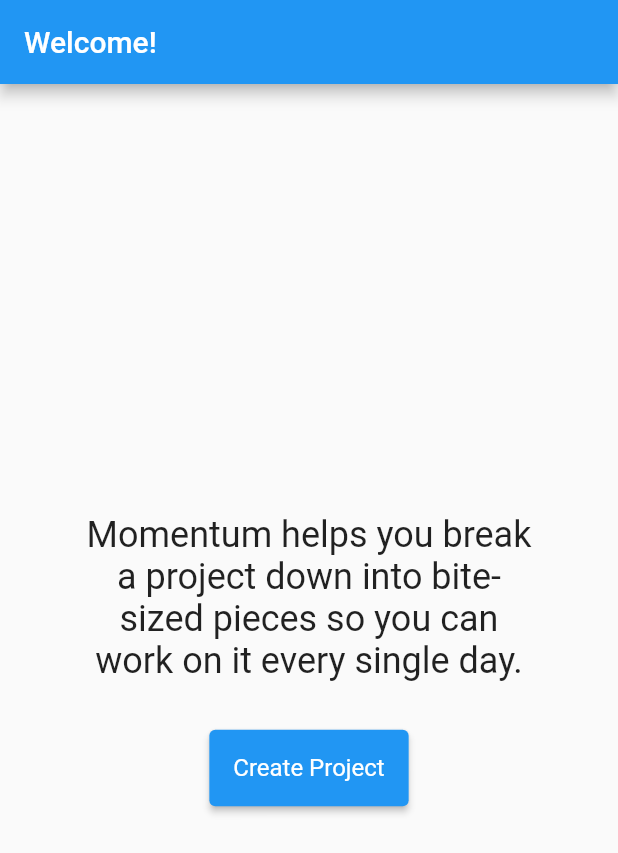
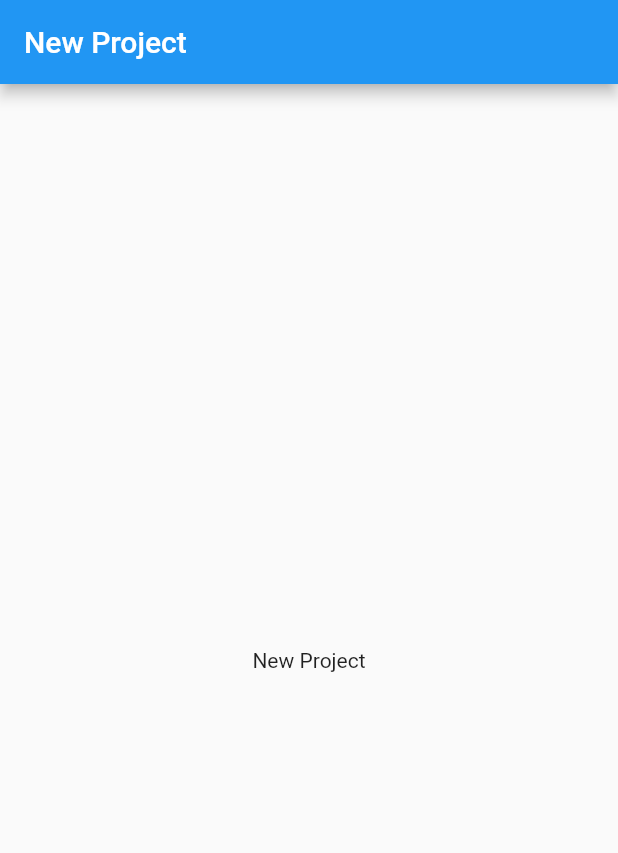
Before and after one commit to appgardenstudios/momentum, a Flutter app: the screen it shows after launch, after a tap on "Create Project", on a phone screen of 412 x 824 dp. Shown: the top 853 px of the screen. Run offline on Flutter 3.47's test engine with Material 2 defaults, Android fonts, the phone set to English and light mode, and no system bars.

```diff
--- a/app/lib/main.dart
+++ b/app/lib/main.dart
@@ -1,60 +1,112 @@
 import 'package:flutter/material.dart';
 
-import 'package:momentum/boring.dart';
+import 'package:momentum/page/home.dart';
+import 'package:momentum/page/new_project.dart';
 
 void main() {
   runApp(const MyApp());
 }
 
-class MyApp extends StatelessWidget {
+class MyApp extends StatefulWidget {
   const MyApp({Key? key}) : super(key: key);
 
   @override
+  State<StatefulWidget> createState() => _MyAppState();
+}
+
+class _MyAppState extends State<MyApp> {
+  final AppRouterDelegate _routerDelegate = AppRouterDelegate();
+  final AppRouteInformationParser _routeInformationParser =
+      AppRouteInformationParser();
+
+  @override
   Widget build(BuildContext context) {
-    return MaterialApp(
+    return MaterialApp.router(
       debugShowCheckedModeBanner: false,
       title: 'Momentum',
       theme: ThemeData(
         primarySwatch: Colors.blue,
       ),
-      home: const HomePage(),
+      routerDelegate: _routerDelegate,
+      routeInformationParser: _routeInformationParser,
     );
   }
 }
 
-class HomePage extends StatefulWidget {
-  const HomePage({Key? key}) : super(key: key);
+class AppRouteInformationParser extends RouteInformationParser<AppRoutePath> {
+  @override
+  Future<AppRoutePath> parseRouteInformation(
+      RouteInformation routeInformation) async {
+    final uri = Uri.parse(routeInformation.location!);
+    return AppRoutePath(uri.path);
+  }
 
   @override
-  State<HomePage> createState() => _HomePageState();
+  RouteInformation restoreRouteInformation(AppRoutePath configuration) {
+    return RouteInformation(location: configuration.path);
+  }
 }
 
-class _HomePageState extends State<HomePage> {
+class AppRouterDelegate extends RouterDelegate<AppRoutePath>
+    with ChangeNotifier, PopNavigatorRouterDelegateMixin<AppRoutePath> {
+  @override
+  final GlobalKey<NavigatorState> navigatorKey;
+
+  AppRoutePath? currentPath;
+
+  AppRouterDelegate() : navigatorKey = GlobalKey<NavigatorState>();
+
+  @override
+  AppRoutePath get currentConfiguration {
+    // If no current path, default to the home page
+    if (currentPath == null) {
+      return const AppRoutePath(AppRoutePath.home);
+    }
+    return currentPath!;
+  }
+
   @override
   Widget build(BuildContext context) {
-    return Scaffold(
-      appBar: AppBar(
-        title: const Text('Welcome!'),
-        centerTitle: false,
-      ),
-      body: Center(
-        child: Column(
-          mainAxisAlignment: MainAxisAlignment.center,
-          children: <Widget>[
-            Container(
-                constraints: const BoxConstraints(minWidth: 100, maxWidth: 300),
-                margin: const EdgeInsets.only(bottom: 32.0),
-                child: const BoringH1(
-                  text:
-                      'Momentum helps you break a project down into bite-sized pieces so you can work on it every single day.',
-                  textAlign: TextAlign.center,
-                )),
-            const BoringButton(
-              text: 'Create Project',
-            ),
-          ],
-        ),
-      ),
+    return Navigator(
+      key: navigatorKey,
+      pages: [
+        if (currentConfiguration.isNewProjectPage)
+          const NewProjectPage()
+        else
+          HomePage(this),
+      ],
+      onPopPage: (route, result) {
+        if (!route.didPop(result)) {
+          return false;
+        }
+
+        notifyListeners();
+
+        return true;
+      },
     );
   }
+
+  @override
+  Future<void> setNewRoutePath(AppRoutePath configuration) async {
+    currentPath = configuration;
+    notifyListeners();
+  }
+
+  void navigate(String path) {
+    currentPath = AppRoutePath(path);
+    notifyListeners();
+  }
 }
+
+class AppRoutePath {
+  static const String home = '/';
+  static const String newProject = '/new-project';
+
+  final String path;
+
+  const AppRoutePath(this.path);
+
+  bool get isHomePage => path == home;
+  bool get isNewProjectPage => path == newProject;
+}
--- /dev/null
+++ b/app/lib/page/home.dart
@@ -0,0 +1,64 @@
+import 'package:flutter/material.dart';
+
+import 'package:momentum/main.dart';
+import 'package:momentum/boring.dart';
+
+class HomePage extends Page {
+  const HomePage(this.d, {Key? key}) : super(key: const ValueKey("/"));
+
+  final AppRouterDelegate d;
+
+  @override
+  Route createRoute(BuildContext context) {
+    return MaterialPageRoute(
+      settings: this,
+      builder: (BuildContext context) {
+        return HomeWidget(d);
+      },
+    );
+  }
+}
+
+class HomeWidget extends StatefulWidget {
+  const HomeWidget(this.d, {Key? key}) : super(key: key);
+
+  final AppRouterDelegate d;
+
+  @override
+  State<HomeWidget> createState() => _HomeWidgetState();
+}
+
+class _HomeWidgetState extends State<HomeWidget> {
+  _createProject() {
+    widget.d.navigate(AppRoutePath.newProject);
+  }
+
+  @override
+  Widget build(BuildContext context) {
+    return Scaffold(
+      appBar: AppBar(
+        title: const Text('Welcome!'),
+        centerTitle: false,
+      ),
+      body: Center(
+        child: Column(
+          mainAxisAlignment: MainAxisAlignment.center,
+          children: <Widget>[
+            Container(
+                constraints: const BoxConstraints(minWidth: 100, maxWidth: 300),
+                margin: const EdgeInsets.only(bottom: 32.0),
+                child: const BoringH1(
+                  text:
+                      'Momentum helps you break a project down into bite-sized pieces so you can work on it every single day.',
+                  textAlign: TextAlign.center,
+                )),
+            BoringButton(
+              text: 'Create Project',
+              onPressed: _createProject,
+            ),
+          ],
+        ),
+      ),
+    );
+  }
+}
--- /dev/null
+++ b/app/lib/page/new_project.dart
@@ -0,0 +1,32 @@
+import 'package:flutter/material.dart';
+
+class NewProjectPage extends Page {
+  const NewProjectPage({Key? key}) : super(key: const ValueKey("/new-project"));
+
+  @override
+  Route createRoute(BuildContext context) {
+    return MaterialPageRoute(
+      settings: this,
+      builder: (BuildContext context) {
+        return const NewPageScreen();
+      },
+    );
+  }
+}
+
+class NewPageScreen extends StatelessWidget {
+  const NewPageScreen({Key? key}) : super(key: key);
+
+  @override
+  Widget build(BuildContext context) {
+    return Scaffold(
+      appBar: AppBar(
+        title: const Text('New Project'),
+        centerTitle: false,
+      ),
+      body: const Center(
+        child: Text('New Project'),
+      ),
+    );
+  }
+}
```
Also changed, not shown: app/lib/boring.dart (+6 -2 lines), 1 other file.
